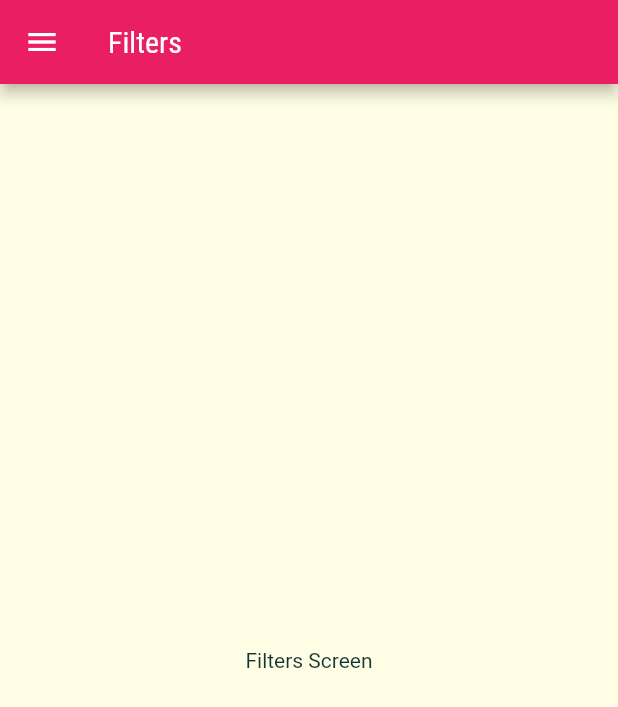
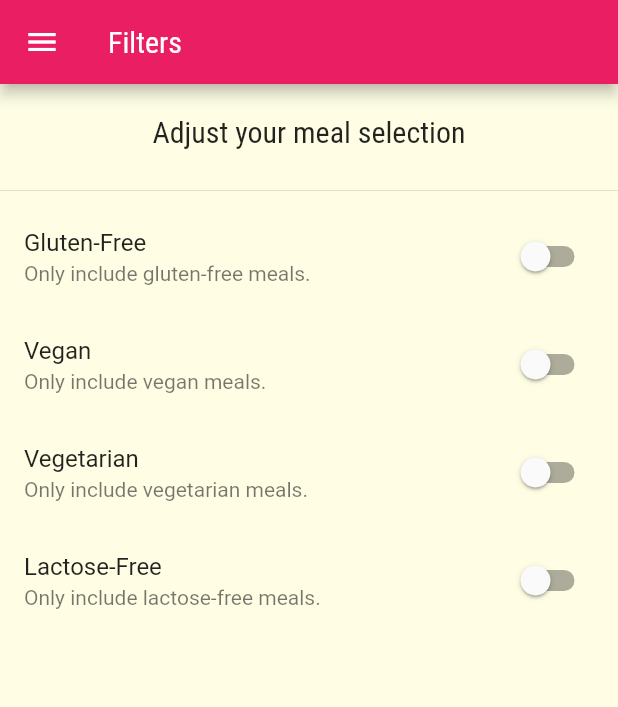
Before and after one commit to guplem/LearningFlutter, a Flutter app: the FiltersScreen screen opened directly, on a phone screen of 412 x 824 dp. Shown: the top 707 px of the screen. Run offline on Flutter 3.47's test engine with Material 2 defaults, Android fonts, the phone set to English and light mode, and no system bars.

Commit message:
Simple settings screen

```diff
--- /dev/null
+++ b/meals_app/lib/models/UserSettings.dart
@@ -0,0 +1,18 @@
+class UserSettings {
+
+  static final UserSettings instance = UserSettings();
+
+  final filters = Filters();
+
+  final List<String> favorites = <String>[];
+
+}
+
+class Filters {
+
+  bool glutenFree = false;
+  bool vegan = false;
+  bool vegetarian = false;
+  bool lactoseFree = false;
+
+}
--- a/meals_app/lib/screens/categoy_meals_screen.dart
+++ b/meals_app/lib/screens/categoy_meals_screen.dart
@@ -1,5 +1,8 @@
+// ignore_for_file: curly_braces_in_flow_control_structures
+
 import 'package:flutter/material.dart';
-import 'package:meals_app/Models/meal.dart';
+import 'package:meals_app/models/meal.dart';
+import 'package:meals_app/models/UserSettings.dart';
 import 'package:meals_app/widgets/meal_item.dart';
 
 import '../dummy_data.dart';
@@ -20,7 +23,21 @@ class _CategoryMealsScreenState extends State<CategoryMealsScreen> {
 
   @override
   void initState() {
-    displayedMeals = DUMMY_MEALS.where((meal) => meal.categories.contains(widget.categoryId)).toList();
+
+    displayedMeals = DUMMY_MEALS.where((meal) {
+      if (!meal.categories.contains(widget.categoryId))
+        return false;
+      if (!meal.isGlutenFree && UserSettings.instance.filters.glutenFree)
+        return false;
+      if (!meal.isLactoseFree && UserSettings.instance.filters.lactoseFree)
+        return false;
+      if (!meal.isVegan && UserSettings.instance.filters.vegan)
+        return false;
+      if (!meal.isVegetarian && UserSettings.instance.filters.vegetarian)
+        return false;
+      return true;
+    }).toList();
+
     super.initState();
   }
 
--- a/meals_app/lib/screens/filters_screen.dart
+++ b/meals_app/lib/screens/filters_screen.dart
@@ -1,17 +1,47 @@
 import 'package:flutter/material.dart';
+import 'package:meals_app/models/UserSettings.dart';
 import 'package:meals_app/screens/drawer_screen.dart';
 
-class FiltersScreen extends StatelessWidget {
+class FiltersScreen extends StatefulWidget {
   const FiltersScreen({Key? key}) : super(key: key);
 
+  @override
+  State<FiltersScreen> createState() => _FiltersScreenState();
+}
+
+class _FiltersScreenState extends State<FiltersScreen> {
   @override
   Widget build(BuildContext context) {
     return Scaffold(
       appBar: AppBar(title: const Text("Filters")),
       drawer: DrawerScreen(),
-      body: Center(
-        child: Text("Filters Screen"),
+      body: Column(
+        children: [
+          Container(
+            padding: EdgeInsets.all(20),
+            child: Text("Adjust your meal selection", style: Theme.of(context).textTheme.headline6,),
+          ),
+          const Divider(),
+          Expanded(
+              child: ListView(
+            children: [
+              buildSwitchListTile("Gluten-Free", "Only include gluten-free meals.", UserSettings.instance.filters.glutenFree, (newValue) => setState(() => UserSettings.instance.filters.glutenFree = newValue)),
+              buildSwitchListTile("Vegan", "Only include vegan meals.", UserSettings.instance.filters.vegan, (newValue) => setState(() => UserSettings.instance.filters.vegan = newValue)),
+              buildSwitchListTile("Vegetarian", "Only include vegetarian meals.", UserSettings.instance.filters.vegetarian, (newValue) => setState(() => UserSettings.instance.filters.vegetarian = newValue)),
+              buildSwitchListTile("Lactose-Free", "Only include lactose-free meals.", UserSettings.instance.filters.lactoseFree, (newValue) => setState(() => UserSettings.instance.filters.lactoseFree = newValue)),
+            ],
+          ))
+        ],
       ),
     );
   }
+
+  SwitchListTile buildSwitchListTile(String title, String subtitle, var currentValue, Function(bool) updateValue) {
+    return SwitchListTile(
+      title: Text(title),
+      subtitle: Text(subtitle),
+      value: currentValue,
+      onChanged: updateValue,
+    );
+  }
 }
```
